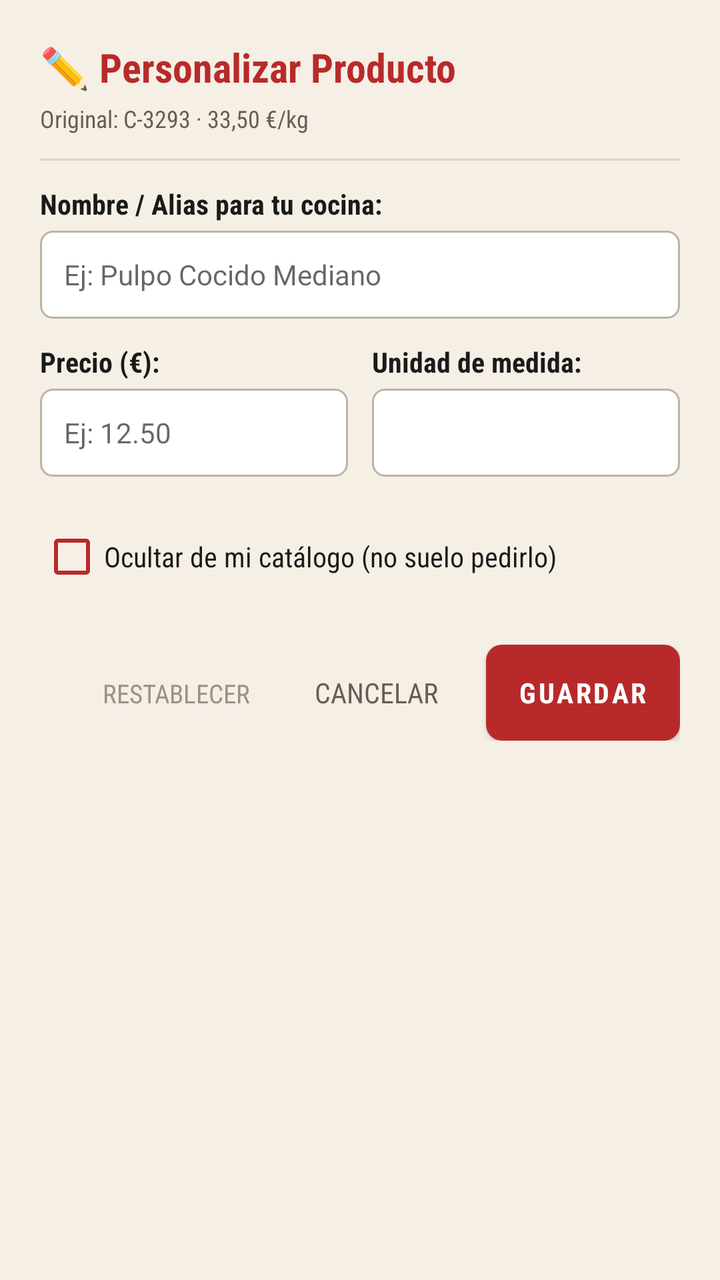
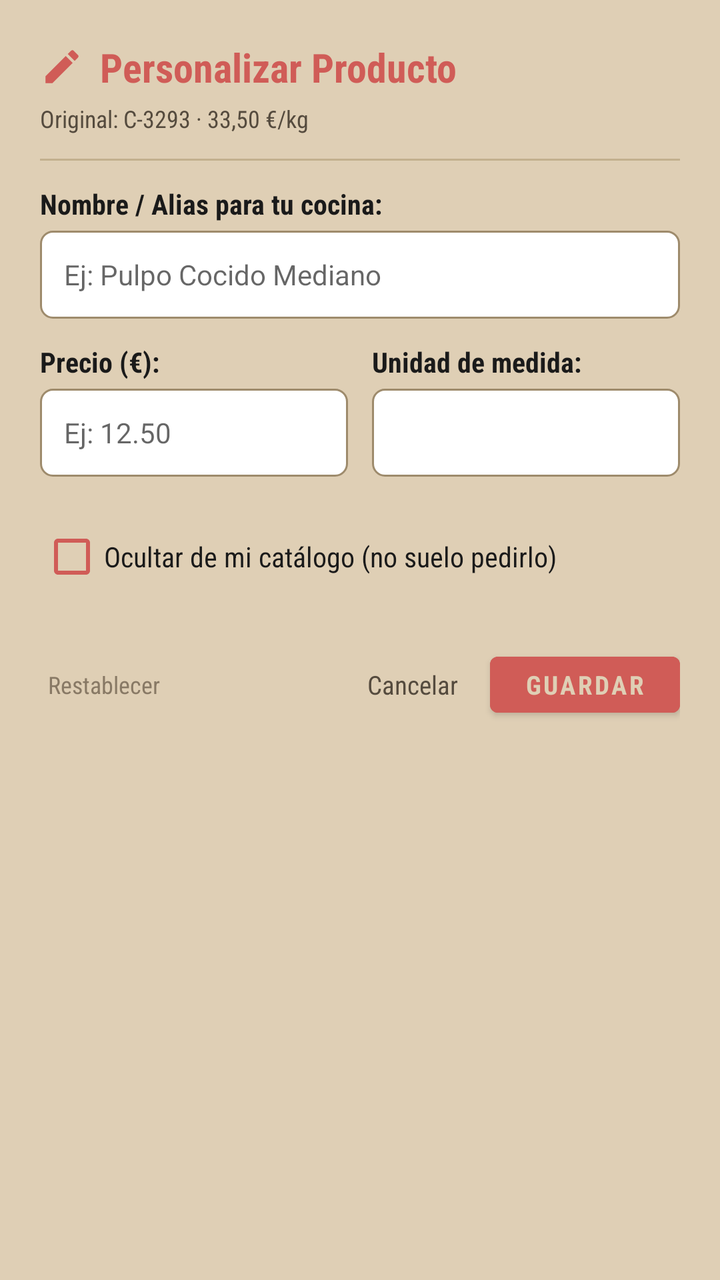

Two renders of the same Android screen: before a commit and after it. Below are the layout's source before the change and the commit's diff.
<!-- AndroidManifest.xml: application theme Theme.FBSmartOrder -->
<!-- res/layout/dialog_edit_product.xml -->
<?xml version="1.0" encoding="utf-8"?>
<LinearLayout xmlns:android="http://schemas.android.com/apk/res/android"
    android:layout_width="match_parent"
    android:layout_height="wrap_content"
    android:background="@color/bg_paper"
    android:orientation="vertical"
    android:padding="20dp">

    <TextView
        android:layout_width="wrap_content"
        android:layout_height="wrap_content"
        android:fontFamily="sans-serif-condensed"
        android:text="✏️ Personalizar Producto"
        android:textColor="@color/stamp_red"
        android:textSize="20sp"
        android:textStyle="bold" />

    <TextView
        android:id="@+id/tvOriginalInfo"
        android:layout_width="wrap_content"
        android:layout_height="wrap_content"
        android:layout_marginTop="4dp"
        android:fontFamily="sans-serif-condensed"
        android:textColor="@color/text_secondary"
        android:textSize="12sp"
        android:text="Original: C-3293 · 33,50 €/kg" />

    <View
        android:layout_width="match_parent"
        android:layout_height="1dp"
        android:layout_marginTop="12dp"
        android:layout_marginBottom="12dp"
        android:background="@color/divider_line" />

    <TextView
        android:layout_width="wrap_content"
        android:layout_height="wrap_content"
        android:fontFamily="sans-serif-condensed"
        android:text="Nombre / Alias para tu cocina:"
        android:textColor="@color/text_primary"
        android:textSize="14sp"
        android:textStyle="bold" />

    <EditText
        android:id="@+id/etEditProductName"
        android:layout_width="match_parent"
        android:layout_height="44dp"
        android:layout_marginTop="4dp"
        android:background="@drawable/bg_search_input"
        android:hint="Ej: Pulpo Cocido Mediano"
        android:inputType="textCapWords"
        android:paddingStart="12dp"
        android:paddingEnd="12dp"
        android:textColor="@color/text_primary"
        android:textSize="14sp" />

    <LinearLayout
        android:layout_width="match_parent"
        android:layout_height="wrap_content"
        android:layout_marginTop="12dp"
        android:orientation="horizontal">

        <LinearLayout
            android:layout_width="0dp"
            android:layout_height="wrap_content"
            android:layout_weight="1"
            android:layout_marginEnd="6dp"
            android:orientation="vertical">

            <TextView
                android:layout_width="wrap_content"
                android:layout_height="wrap_content"
                android:fontFamily="sans-serif-condensed"
                android:text="Precio (€):"
                android:textColor="@color/text_primary"
                android:textSize="14sp"
                android:textStyle="bold" />

            <EditText
                android:id="@+id/etEditProductPrice"
                android:layout_width="match_parent"
                android:layout_height="44dp"
                android:layout_marginTop="4dp"
                android:background="@drawable/bg_search_input"
                android:hint="Ej: 12.50"
                android:inputType="numberDecimal"
                android:paddingStart="12dp"
                android:paddingEnd="12dp"
                android:textColor="@color/text_primary"
                android:textSize="14sp" />
        </LinearLayout>

        <LinearLayout
            android:layout_width="0dp"
            android:layout_height="wrap_content"
            android:layout_weight="1"
            android:layout_marginStart="6dp"
            android:orientation="vertical">

            <TextView
                android:layout_width="wrap_content"
                android:layout_height="wrap_content"
                android:fontFamily="sans-serif-condensed"
                android:text="Unidad de medida:"
                android:textColor="@color/text_primary"
                android:textSize="14sp"
                android:textStyle="bold" />

            <Spinner
                android:id="@+id/spinnerEditProductUnit"
                android:layout_width="match_parent"
                android:layout_height="44dp"
                android:layout_marginTop="4dp"
                android:background="@drawable/bg_search_input" />
        </LinearLayout>
    </LinearLayout>

    <CheckBox
        android:id="@+id/cbEditIsHidden"
        android:layout_width="wrap_content"
        android:layout_height="wrap_content"
        android:layout_marginTop="16dp"
        android:buttonTint="@color/stamp_red"
        android:fontFamily="sans-serif-condensed"
        android:text="Ocultar de mi catálogo (no suelo pedirlo)"
        android:textColor="@color/text_primary"
        android:textSize="14sp" />

    <LinearLayout
        android:layout_width="match_parent"
        android:layout_height="wrap_content"
        android:layout_marginTop="20dp"
        android:gravity="end"
        android:orientation="horizontal">

        <Button
            android:id="@+id/btnEditReset"
            style="@style/Widget.AppCompat.Button.Borderless"
            android:layout_width="wrap_content"
            android:layout_height="wrap_content"
            android:fontFamily="sans-serif-condensed"
            android:text="Restablecer"
            android:textColor="@color/text_muted"
            android:textSize="13sp" />

        <Button
            android:id="@+id/btnEditCancel"
            style="@style/Widget.AppCompat.Button.Borderless"
            android:layout_width="wrap_content"
            android:layout_height="wrap_content"
            android:fontFamily="sans-serif-condensed"
            android:text="Cancelar"
            android:textColor="@color/text_secondary"
            android:textSize="14sp" />

        <Button
            android:id="@+id/btnEditSave"
            android:layout_width="wrap_content"
            android:layout_height="wrap_content"
            android:layout_marginStart="8dp"
            android:background="@drawable/bg_btn_retro"
            android:fontFamily="sans-serif-condensed"
            android:paddingStart="16dp"
            android:paddingEnd="16dp"
            android:text="Guardar"
            android:textColor="@color/white"
            android:textSize="14sp"
            android:textStyle="bold" />
    </LinearLayout>
</LinearLayout>
<!-- resources referenced by this layout -->
<resources>
  <color name="bg_paper">#F5EFE6</color>
  <color name="divider_line">#DDD3C3</color>
  <color name="stamp_red">#B82A2A</color>
  <color name="text_muted">#9C9283</color>
  <color name="text_primary">#1A1A1A</color>
  <color name="text_secondary">#665E54</color>
  <color name="white">#FFFFFFFF</color>
  <!-- drawable bg_btn_retro (drawable) -->
  <?xml version="1.0" encoding="utf-8"?>
  <ripple xmlns:android="http://schemas.android.com/apk/res/android"
      android:color="@color/button_accent_orange">
      <item>
          <shape android:shape="rectangle">
              <solid android:color="@color/button_retro_bg" />
              <corners android:radius="8dp" />
          </shape>
      </item>
  </ripple>
  <!-- drawable bg_search_input (drawable) -->
  <?xml version="1.0" encoding="utf-8"?>
  <shape xmlns:android="http://schemas.android.com/apk/res/android"
      android:shape="rectangle">
      <solid android:color="#FFFFFF" />
      <stroke
          android:width="1dp"
          android:color="@color/border_dashed" />
      <corners android:radius="6dp" />
  </shape>
  <style name="Theme.FBSmartOrder" parent="Theme.MaterialComponents.DayNight.NoActionBar">
          <item name="colorPrimary">@color/stamp_red</item>
          <item name="colorPrimaryVariant">@color/stamp_red_dark</item>
          <item name="colorOnPrimary">@color/white</item>
          <item name="android:windowBackground">@color/bg_paper</item>
          <item name="android:statusBarColor">@color/bg_paper</item>
          <item name="android:windowLightStatusBar" tools:targetApi="m">true</item>
      </style>
  <color name="button_accent_orange">#D35400</color>
  <color name="button_retro_bg">#1A1A1A</color>
  <color name="border_dashed">#BDB3A3</color>
  <color name="stamp_red_dark">#962121</color>
</resources>

<!-- the commit's change to res/layout/dialog_edit_product.xml (unified diff, before → after) -->
@@ -1,19 +1,34 @@
 <?xml version="1.0" encoding="utf-8"?>
 <LinearLayout xmlns:android="http://schemas.android.com/apk/res/android"
+    xmlns:app="http://schemas.android.com/apk/res-auto"
     android:layout_width="match_parent"
     android:layout_height="wrap_content"
     android:background="@color/bg_paper"
     android:orientation="vertical"
     android:padding="20dp">
 
-    <TextView
-        android:layout_width="wrap_content"
-        android:layout_height="wrap_content"
-        android:fontFamily="sans-serif-condensed"
-        android:text="✏️ Personalizar Producto"
-        android:textColor="@color/stamp_red"
-        android:textSize="20sp"
-        android:textStyle="bold" />
+    <LinearLayout
+        android:layout_width="match_parent"
+        android:layout_height="wrap_content"
+        android:gravity="center_vertical"
+        android:orientation="horizontal">
+
+        <ImageView
+            android:layout_width="22dp"
+            android:layout_height="22dp"
+            android:layout_marginEnd="8dp"
+            android:src="@drawable/ic_pencil"
+            app:tint="@color/stamp_red" />
+
+        <TextView
+            android:layout_width="wrap_content"
+            android:layout_height="wrap_content"
+            android:fontFamily="sans-serif-condensed"
+            android:text="Personalizar Producto"
+            android:textColor="@color/stamp_red"
+            android:textSize="20sp"
+            android:textStyle="bold" />
+    </LinearLayout>
 
     <TextView
         android:id="@+id/tvOriginalInfo"
@@ -130,41 +145,57 @@
         android:layout_width="match_parent"
         android:layout_height="wrap_content"
         android:layout_marginTop="20dp"
-        android:gravity="end"
+        android:gravity="center_vertical"
         android:orientation="horizontal">
 
         <Button
             android:id="@+id/btnEditReset"
             style="@style/Widget.AppCompat.Button.Borderless"
             android:layout_width="wrap_content"
-            android:layout_height="wrap_content"
-            android:fontFamily="sans-serif-condensed"
+            android:layout_height="38dp"
+            android:minWidth="0dp"
+            android:paddingStart="4dp"
+            android:paddingEnd="4dp"
+            android:fontFamily="sans-serif-condensed"
+            android:textAllCaps="false"
             android:text="Restablecer"
             android:textColor="@color/text_muted"
-            android:textSize="13sp" />
+            android:textSize="12sp" />
+
+        <View
+            android:layout_width="0dp"
+            android:layout_height="0dp"
+            android:layout_weight="1" />
 
         <Button
             android:id="@+id/btnEditCancel"
             style="@style/Widget.AppCompat.Button.Borderless"
             android:layout_width="wrap_content"
-            android:layout_height="wrap_content"
-            android:fontFamily="sans-serif-condensed"
+            android:layout_height="38dp"
+            android:minWidth="0dp"
+            android:paddingStart="8dp"
+            android:paddingEnd="8dp"
+            android:fontFamily="sans-serif-condensed"
+            android:textAllCaps="false"
             android:text="Cancelar"
             android:textColor="@color/text_secondary"
-            android:textSize="14sp" />
+            android:textSize="13sp" />
 
         <Button
             android:id="@+id/btnEditSave"
             android:layout_width="wrap_content"
-            android:layout_height="wrap_content"
+            android:layout_height="40dp"
+            android:minWidth="95dp"
             android:layout_marginStart="8dp"
-            android:background="@drawable/bg_btn_retro"
-            android:fontFamily="sans-serif-condensed"
-            android:paddingStart="16dp"
-            android:paddingEnd="16dp"
-            android:text="Guardar"
-            android:textColor="@color/white"
-            android:textSize="14sp"
+            android:backgroundTint="@color/stamp_red"
+            android:fontFamily="sans-serif-condensed"
+            android:paddingStart="14dp"
+            android:paddingEnd="14dp"
+            android:singleLine="true"
+            android:maxLines="1"
+            android:text="GUARDAR"
+            android:textColor="@color/bg_paper"
+            android:textSize="13sp"
             android:textStyle="bold" />
     </LinearLayout>
 </LinearLayout>
<!-- resource entries referenced after the edit -->
@@ -1,23 +1,11 @@
 <!-- resources referenced by this layout -->
 <resources>
-  <color name="bg_paper">#F5EFE6</color>
-  <color name="divider_line">#DDD3C3</color>
-  <color name="stamp_red">#B82A2A</color>
-  <color name="text_muted">#9C9283</color>
+  <color name="bg_paper">#DFCFB5</color>
+  <color name="divider_line">#C2B08E</color>
+  <color name="stamp_red">#D05C57</color>
+  <color name="text_muted">#887965</color>
   <color name="text_primary">#1A1A1A</color>
-  <color name="text_secondary">#665E54</color>
-  <color name="white">#FFFFFFFF</color>
-  <!-- drawable bg_btn_retro (drawable) -->
-  <?xml version="1.0" encoding="utf-8"?>
-  <ripple xmlns:android="http://schemas.android.com/apk/res/android"
-      android:color="@color/button_accent_orange">
-      <item>
-          <shape android:shape="rectangle">
-              <solid android:color="@color/button_retro_bg" />
-              <corners android:radius="8dp" />
-          </shape>
-      </item>
-  </ripple>
+  <color name="text_secondary">#554B3E</color>
   <!-- drawable bg_search_input (drawable) -->
   <?xml version="1.0" encoding="utf-8"?>
   <shape xmlns:android="http://schemas.android.com/apk/res/android"
@@ -28,17 +16,25 @@
           android:color="@color/border_dashed" />
       <corners android:radius="6dp" />
   </shape>
+  <!-- drawable ic_pencil (drawable) -->
+  <vector xmlns:android="http://schemas.android.com/apk/res/android"
+      android:width="20dp"
+      android:height="20dp"
+      android:viewportWidth="24"
+      android:viewportHeight="24">
+      <path
+          android:fillColor="@color/text_primary"
+          android:pathData="M3,17.25V21h3.75L17.81,9.94l-3.75,-3.75L3,17.25zM20.71,7.04c0.39,-0.39 0.39,-1.02 0,-1.41l-2.34,-2.34c-0.39,-0.39 -1.02,-0.39 -1.41,0l-1.83,1.83 3.75,3.75 1.83,-1.83z" />
+  </vector>
   <style name="Theme.FBSmartOrder" parent="Theme.MaterialComponents.DayNight.NoActionBar">
           <item name="colorPrimary">@color/stamp_red</item>
           <item name="colorPrimaryVariant">@color/stamp_red_dark</item>
-          <item name="colorOnPrimary">@color/white</item>
+          <item name="colorOnPrimary">@color/bg_paper</item>
           <item name="android:windowBackground">@color/bg_paper</item>
           <item name="android:statusBarColor">@color/bg_paper</item>
           <item name="android:windowLightStatusBar" tools:targetApi="m">true</item>
       </style>
-  <color name="button_accent_orange">#D35400</color>
-  <color name="button_retro_bg">#1A1A1A</color>
-  <color name="border_dashed">#BDB3A3</color>
-  <color name="stamp_red_dark">#962121</color>
+  <color name="border_dashed">#9E8B6C</color>
+  <color name="stamp_red_dark">#A8413C</color>
 </resources>
 
